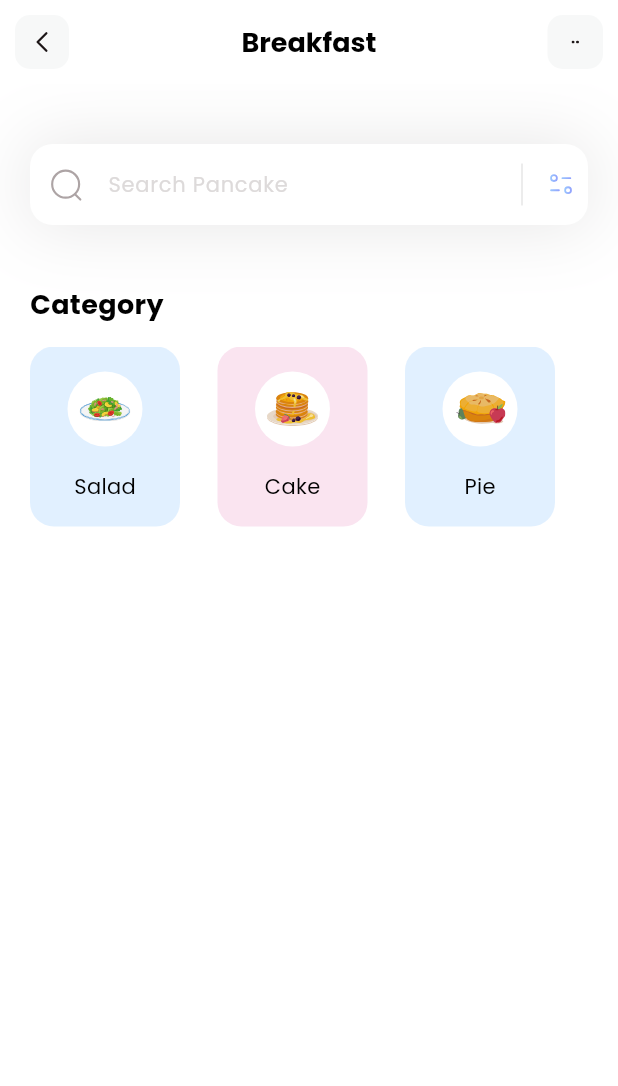
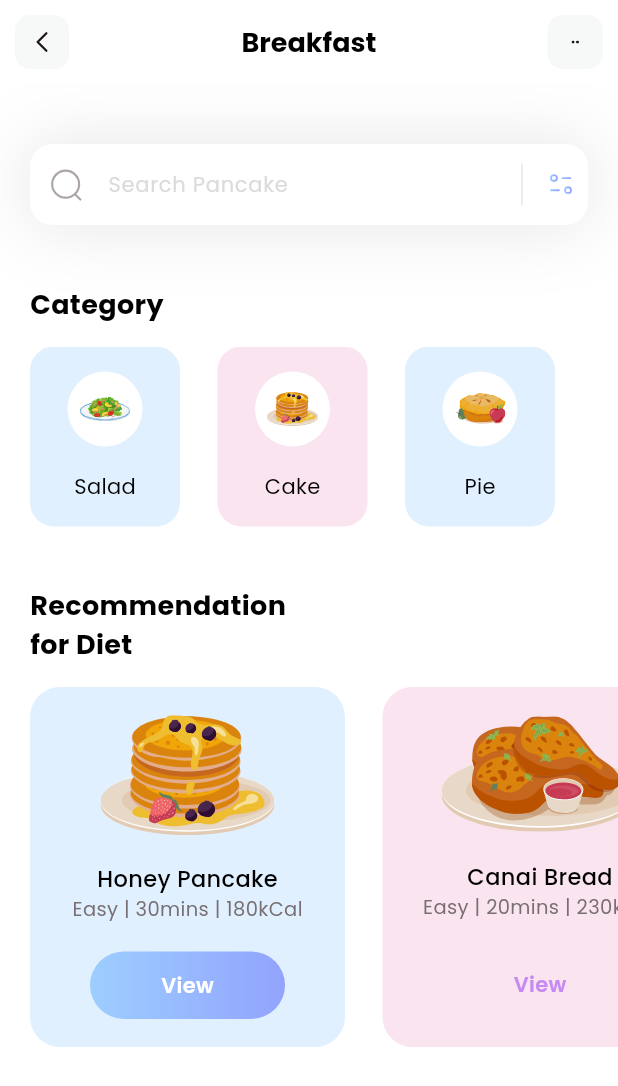
Before and after one commit to rahul01-git/flutterBasics, a Flutter app: the screen it shows after launch, on a phone screen of 412 x 824 dp. Shown: the top 1086 px of the screen. Run offline on Flutter 3.47's test engine with Material 3 defaults, Android fonts, the phone set to English and light mode, and no system bars; our stand-ins replace flutter_svg.

Commit message:
diet section

```diff
--- /dev/null
+++ b/lib/models/diet_model.dart
@@ -0,0 +1,44 @@
+import 'package:flutter/material.dart';
+
+class DietModel {
+  String name;
+  String iconPath;
+  String level;
+  String duration;
+  String calorie;
+  Color boxColor;
+  bool viewIsSelected;
+
+  DietModel(
+      {required this.name,
+      required this.iconPath,
+      required this.level,
+      required this.duration,
+      required this.calorie,
+      required this.boxColor,
+      required this.viewIsSelected});
+
+  static List<DietModel> getDiets() {
+    List<DietModel> diets = [];
+
+    diets.add(DietModel(
+        name: 'Honey Pancake',
+        iconPath: 'assets/icons/honey-pancakes.svg',
+        level: 'Easy',
+        duration: '30mins',
+        calorie: '180kCal',
+        viewIsSelected: true,
+        boxColor: Color(0xff9DCEFF)));
+
+    diets.add(DietModel(
+        name: 'Canai Bread',
+        iconPath: 'assets/icons/canai-bread.svg',
+        level: 'Easy',
+        duration: '20mins',
+        calorie: '230kCal',
+        viewIsSelected: false,
+        boxColor: Color(0xffEEA4CE)));
+
+    return diets;
+  }
+}
--- a/lib/pages/home.dart
+++ b/lib/pages/home.dart
@@ -1,5 +1,6 @@
 import 'package:flutter/material.dart';
-import '../models/category_model.dart';
+import 'package:flutter_basics/models/category_model.dart';
+import 'package:flutter_basics/models/diet_model.dart';
 import 'package:flutter_svg/flutter_svg.dart';
 
 class HomePage extends StatefulWidget {
@@ -11,22 +12,125 @@ class HomePage extends StatefulWidget {
 
 class _HomePageState extends State<HomePage> {
   List<CategoryModel> categories = [];
+  List<DietModel> diets = [];
 
-  void _getCategories() {
+  void _getInitialInfo() {
     categories = CategoryModel.getCategories();
+    diets = DietModel.getDiets();
   }
 
   @override
   Widget build(BuildContext context) {
-    _getCategories();
+    _getInitialInfo();
     return Scaffold(
       appBar: appBar(),
       backgroundColor: Colors.white,
       body: Column(
         crossAxisAlignment: CrossAxisAlignment.start,
-        children: [_searchField(), SizedBox(height: 40), _categoriesSection()],
+        children: [
+          _searchField(),
+          SizedBox(height: 40),
+          _categoriesSection(),
+          SizedBox(
+            height: 40,
+          ),
+          _dietSection()
+        ],
       ),
     );
+  }
+
+  Column _dietSection() {
+    return Column(
+          crossAxisAlignment: CrossAxisAlignment.start,
+          children: [
+            Padding(
+              padding: const EdgeInsets.only(left: 20),
+              child: Text(
+                'Recommendation\nfor Diet',
+                style: TextStyle(
+                    fontWeight: FontWeight.bold,
+                    color: Colors.black,
+                    fontSize: 18),
+              ),
+            ),
+            SizedBox(
+              height: 15,
+            ),
+            Container(
+              height: 240,
+              child: ListView.separated(
+                itemCount: diets.length,
+                scrollDirection: Axis.horizontal,
+                separatorBuilder: (context, index) => SizedBox(
+                  width: 25,
+                ),
+                itemBuilder: (context, index) {
+                  return Container(
+                    width: 210,
+                    decoration: BoxDecoration(
+                        color: diets[index].boxColor.withOpacity(0.3),
+                        borderRadius: BorderRadius.circular(20)),
+                    child: Column(
+                      mainAxisAlignment: MainAxisAlignment.spaceEvenly,
+                      children: [
+                        SvgPicture.asset(diets[index].iconPath),
+                        Column(
+                          children: [
+                            Text(
+                              diets[index].name,
+                              style: TextStyle(
+                                  fontWeight: FontWeight.w500,
+                                  color: Colors.black,
+                                  fontSize: 15),
+                            ),
+                            Text(
+                              diets[index].level +
+                                  ' | ' +
+                                  diets[index].duration +
+                                  ' | ' +
+                                  diets[index].calorie,
+                              style: TextStyle(
+                                  fontSize: 13,
+                                  fontWeight: FontWeight.w400,
+                                  color: Color(0xff786F72)),
+                            ),
+                          ],
+                        ),
+                        Container(
+                          height: 45,
+                          width: 130,
+                          child: Center(
+                            child: Text(
+                              'View',
+                              style: TextStyle(
+                                  color: diets[index].viewIsSelected
+                                      ? Colors.white
+                                      : Color(0xffC58BF2),
+                                  fontWeight: FontWeight.w600,
+                                  fontSize: 14),
+                            ),
+                          ),
+                          decoration: BoxDecoration(
+                              gradient: LinearGradient(colors: [
+                                diets[index].viewIsSelected
+                                    ? Color(0xff9DCEFF)
+                                    : Colors.transparent,
+                                diets[index].viewIsSelected
+                                    ? Color(0xff92A3FD)
+                                    : Colors.transparent,
+                              ]),
+                              borderRadius: BorderRadius.circular(50)),
+                        )
+                      ],
+                    ),
+                  );
+                },
+                padding: EdgeInsets.only(left: 20, right: 20),
+              ),
+            )
+          ],
+        );
   }
 
   Column _categoriesSection() {
```
